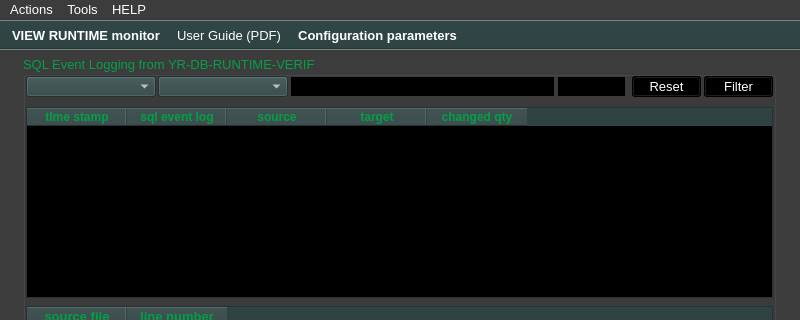
Above: ui/yr-db-runtime-verif-main-window.ui from yerothd/yr-db-runtime-verif before the change; both pictures show x 0 to 800 and y 0 to 320 of the 800 by 600 pixel window. Below: the same form after it.
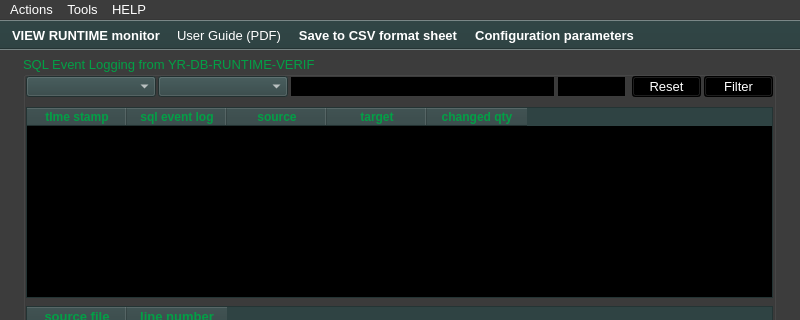
That is the form after the change. Icons and pictures are not drawn. Custom widgets are drawn as their Qt base class.

Commit message: UPDATED. I have added an export icon for CSV file format.

Patch:
```diff
--- a/ui/yr-db-runtime-verif-main-window.ui
+++ b/ui/yr-db-runtime-verif-main-window.ui
@@ -10421,6 +10421,7 @@
    </attribute>
    <addaction name="actionVIEW_RUNTIME_monitor"/>
    <addaction name="actionUserGuide_PDF"/>
+   <addaction name="action_save_to_csv_format_sheet"/>
    <addaction name="actionCONFIGURATION_panel_window"/>
   </widget>
   <action name="actionAbout">
@@ -10498,6 +10499,11 @@
    <property name="text">
     <string>VIEW RUNTIME monitor</string>
    </property>
+   <property name="font">
+    <font>
+     <pointsize>10</pointsize>
+    </font>
+   </property>
   </action>
   <action name="actionSet_current_selected_SQL_event_as_filter_and_search">
    <property name="text">
@@ -10512,6 +10518,24 @@
     </font>
    </property>
   </action>
+  <action name="action_save_to_csv_format_sheet">
+   <property name="icon">
+    <iconset>
+     <normalon>:/yr-db-runtime-verif-images/export-csv-data-icon.png</normalon>
+    </iconset>
+   </property>
+   <property name="text">
+    <string>Save to CSV format sheet</string>
+   </property>
+   <property name="toolTip">
+    <string>Save to CSV format sheet</string>
+   </property>
+   <property name="font">
+    <font>
+     <pointsize>10</pointsize>
+    </font>
+   </property>
+  </action>
  </widget>
  <customwidgets>
   <customwidget>
```
Left out of the diff: 5 changed lines with no effect on the pictures. The commit also changes 2 other files.
